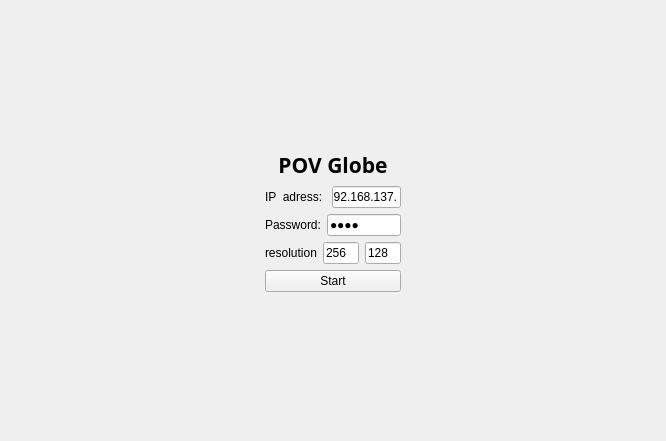
The window that mainwindow.ui (magnocube/POV-Globe) describes before a commit, drawn with Qt 5.
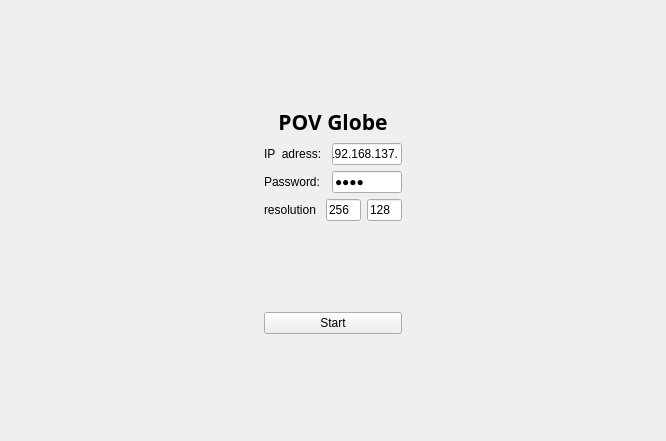
The same window after the commit.

```diff
--- a/mainwindow.ui
+++ b/mainwindow.ui
@@ -18,7 +18,7 @@
     <item>
      <widget class="QStackedWidget" name="stackedWidget">
       <widget class="QWidget" name="page">
-       <layout class="QHBoxLayout" name="horizontalLayout_4">
+       <layout class="QHBoxLayout" name="horizontalLayout_2">
         <item>
          <spacer name="horizontalSpacer_2">
           <property name="orientation">
@@ -57,6 +57,9 @@
               <bold>true</bold>
              </font>
             </property>
+            <property name="styleSheet">
+             <string notr="true">c</string>
+            </property>
             <property name="text">
              <string>POV Globe</string>
             </property>
@@ -66,15 +69,15 @@
            </widget>
           </item>
           <item>
-           <layout class="QHBoxLayout" name="horizontalLayout_2">
-            <item>
+           <layout class="QGridLayout" name="gridLayout">
+            <item row="0" column="0" colspan="2">
              <widget class="QLabel" name="label_3">
               <property name="text">
                <string>IP  adress: </string>
               </property>
              </widget>
             </item>
-            <item>
+            <item row="0" column="2">
              <widget class="QLineEdit" name="IPLineEdit">
               <property name="maximumSize">
                <size>
@@ -87,18 +90,14 @@
               </property>
              </widget>
             </item>
-           </layout>
-          </item>
-          <item>
-           <layout class="QHBoxLayout" name="horizontalLayout">
-            <item>
+            <item row="1" column="0">
              <widget class="QLabel" name="label_2">
               <property name="text">
                <string>Password:</string>
               </property>
              </widget>
             </item>
-            <item>
+            <item row="1" column="2">
              <widget class="QLineEdit" name="lineEdit">
               <property name="maximumSize">
                <size>
@@ -114,17 +113,15 @@
               </property>
              </widget>
             </item>
-           </layout>
-          </item>
-          <item>
-           <layout class="QHBoxLayout" name="horizontalLayout_3">
-            <item>
+            <item row="2" column="0">
              <widget class="QLabel" name="label_4">
               <property name="text">
                <string>resolution</string>
               </property>
              </widget>
             </item>
+            <item row="2" column="1" colspan="2">
+             <layout class="QHBoxLayout" name="horizontalLayout">
             <item>
              <widget class="QLineEdit" name="lineEditX">
               <property name="maximumSize">
@@ -152,6 +149,21 @@
              </widget>
             </item>
            </layout>
+            </item>
+           </layout>
+          </item>
+          <item>
+           <spacer name="verticalSpacer_3">
+            <property name="orientation">
+             <enum>Qt::Vertical</enum>
+            </property>
+            <property name="sizeHint" stdset="0">
+             <size>
+              <width>20</width>
+              <height>40</height>
+             </size>
+            </property>
+           </spacer>
           </item>
           <item>
            <widget class="QPushButton" name="startButton">
```
Lines whose indentation alone changed are shown as unchanged.
